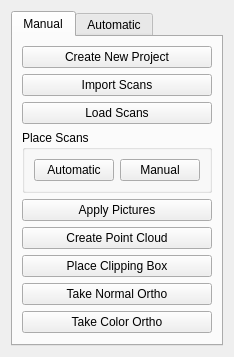
Above: views/qt/scene_vehicle_view.ui from redline-forensics/auto-dm before the change. Below: the same form after it.
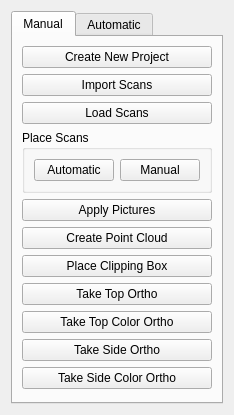
That is the form after the change. Icons and pictures are not drawn.

Commit message: Add buttons to take side view orthos

The edit to the form file:
```diff
--- a/views/qt/scene_vehicle_view.ui
+++ b/views/qt/scene_vehicle_view.ui
@@ -7,7 +7,7 @@
     <x>0</x>
     <y>0</y>
     <width>218</width>
-    <height>357</height>
+    <height>415</height>
    </rect>
   </property>
   <property name="windowTitle">
@@ -96,14 +96,28 @@
        <item>
         <widget class="QPushButton" name="intensity_ortho_btn">
          <property name="text">
-          <string>Take Normal Ortho</string>
+          <string>Take Top Ortho</string>
          </property>
         </widget>
        </item>
        <item>
         <widget class="QPushButton" name="color_ortho_btn">
          <property name="text">
-          <string>Take Color Ortho</string>
+          <string>Take Top Color Ortho</string>
+         </property>
+        </widget>
+       </item>
+       <item>
+        <widget class="QPushButton" name="side_intensity_ortho_btn">
+         <property name="text">
+          <string>Take Side Ortho</string>
+         </property>
+        </widget>
+       </item>
+       <item>
+        <widget class="QPushButton" name="side_color_ortho_btn">
+         <property name="text">
+          <string>Take Side Color Ortho</string>
          </property>
         </widget>
        </item>
```
The commit also changes 4 other files.
